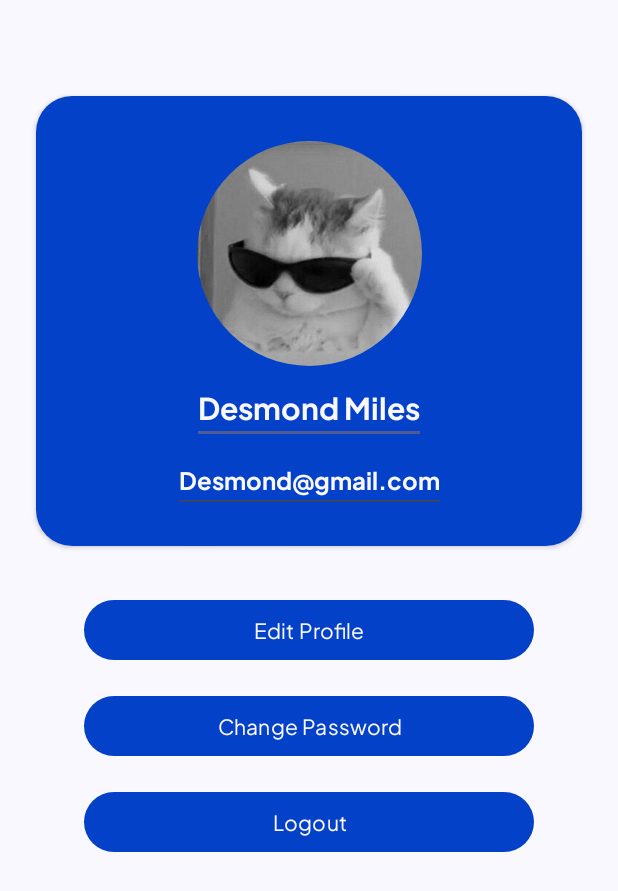
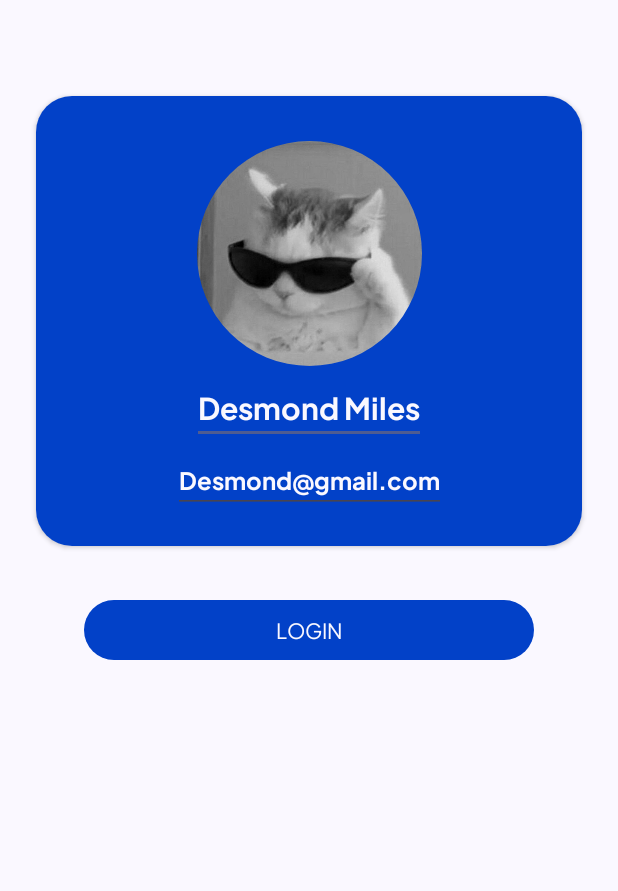
Before and after one commit to arkan3h/4crypto, an Android app: the layout fragment_profile.xml on its own in the app's theme, with its tools: preview values and no code run, on a phone screen of 412 x 824 dp. Shown: the top 891 px of the screen. Run offline under Robolectric (Android 15) with nearby library versions, the phone set to English and light mode, and no system bars.

Commit message:
Fix visible button on profile

```diff
--- a/app/src/main/res/layout/fragment_profile.xml
+++ b/app/src/main/res/layout/fragment_profile.xml
@@ -74,6 +74,7 @@
             android:layout_marginTop="32dp"
             android:text="@string/text_edit_profile"
             android:textColor="?attr/colorSurface"
+            android:visibility="gone"
             app:layout_constraintEnd_toEndOf="parent"
             app:layout_constraintStart_toStartOf="parent"
             app:layout_constraintTop_toBottomOf="@id/cv_1" />
@@ -85,6 +86,7 @@
             android:layout_marginTop="16dp"
             android:text="@string/text_change_password"
             android:textColor="?attr/colorSurface"
+            android:visibility="gone"
             app:layout_constraintEnd_toEndOf="parent"
             app:layout_constraintStart_toStartOf="parent"
             app:layout_constraintTop_toBottomOf="@id/btn_edit" />
@@ -96,10 +98,22 @@
             android:layout_marginTop="16dp"
             android:text="@string/text_logout"
             android:textColor="?attr/colorSurface"
+            android:visibility="gone"
             app:layout_constraintEnd_toEndOf="parent"
             app:layout_constraintStart_toStartOf="parent"
             app:layout_constraintTop_toBottomOf="@id/btn_changePw" />
 
+        <Button
+            android:id="@+id/btn_login"
+            android:layout_width="300dp"
+            android:layout_height="wrap_content"
+            android:layout_marginTop="32dp"
+            android:text="@string/text_btn_login"
+            android:textColor="?attr/colorSurface"
+            app:layout_constraintEnd_toEndOf="parent"
+            app:layout_constraintStart_toStartOf="parent"
+            app:layout_constraintTop_toBottomOf="@id/cv_1" />
+
     </androidx.constraintlayout.widget.ConstraintLayout>
 
 </androidx.core.widget.NestedScrollView>
```
Also changed, not shown: app/build.gradle.kts (+0 -7 lines), app/src/main/java/com/arkan/a4crypto/presentation/profile/ProfileFragment.kt (+17 -14 lines), app/src/main/res/layout/activity_register.xml (+14 -5 lines), app/src/main/res/layout/layout_login_form.xml (+16 -15 lines).
